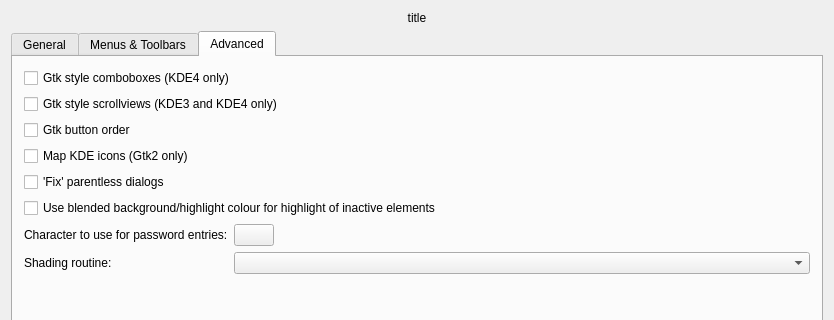
Above: config/qtcurveconfigbase.ui from QtCurve/qtcurve before the change; both pictures show x 0 to 834 and y 0 to 320 of the 834 by 550 pixel window. Below: the same form after it.
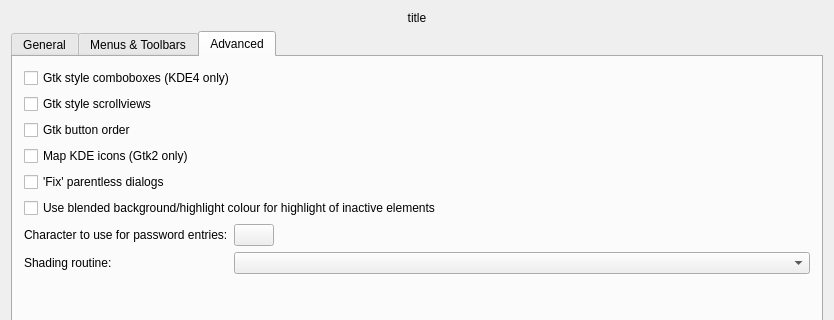
That is the form after the change. The open tabs and pages were chosen to show the change. Custom widgets are drawn as their Qt base class.

Commit message: Gtk2 >= 2.12 can now control positionof scrollbars in scrollview!

What changed in the file:
```diff
--- a/config/qtcurveconfigbase.ui
+++ b/config/qtcurveconfigbase.ui
@@ -726,7 +726,7 @@
        <item row="1" column="0" colspan="4" >
         <widget class="QCheckBox" name="gtkScrollViews" >
          <property name="text" >
-          <string>Gtk style scrollviews (KDE3 and KDE4 only)</string>
+          <string>Gtk style scrollviews</string>
          </property>
         </widget>
        </item>
```
